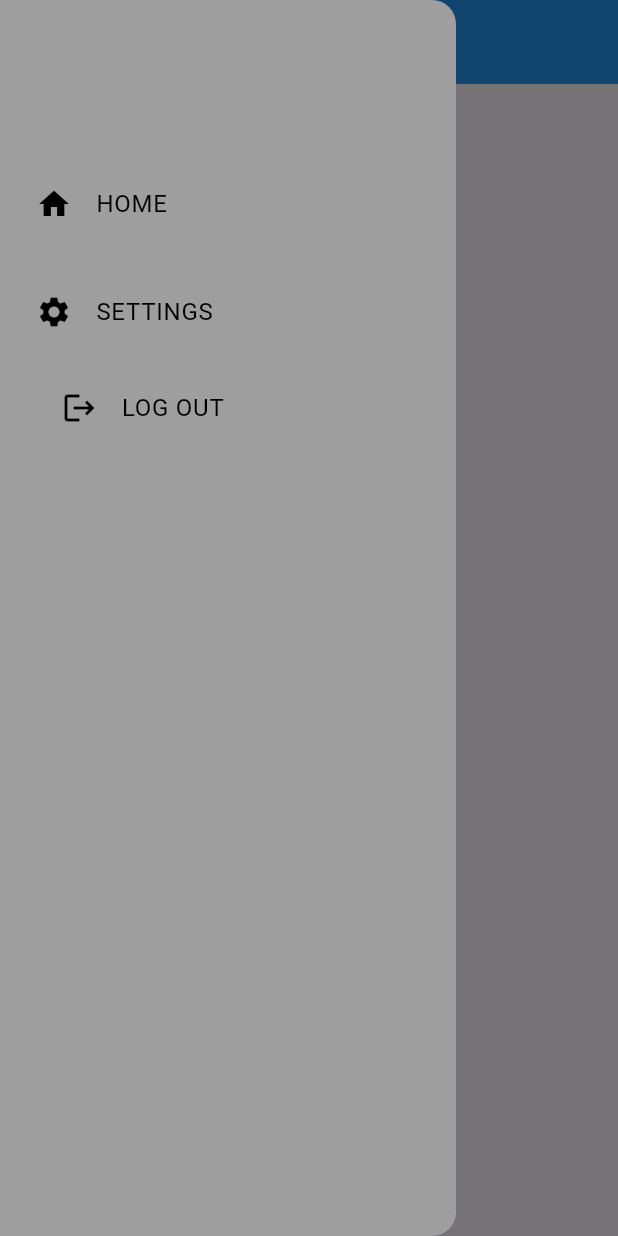
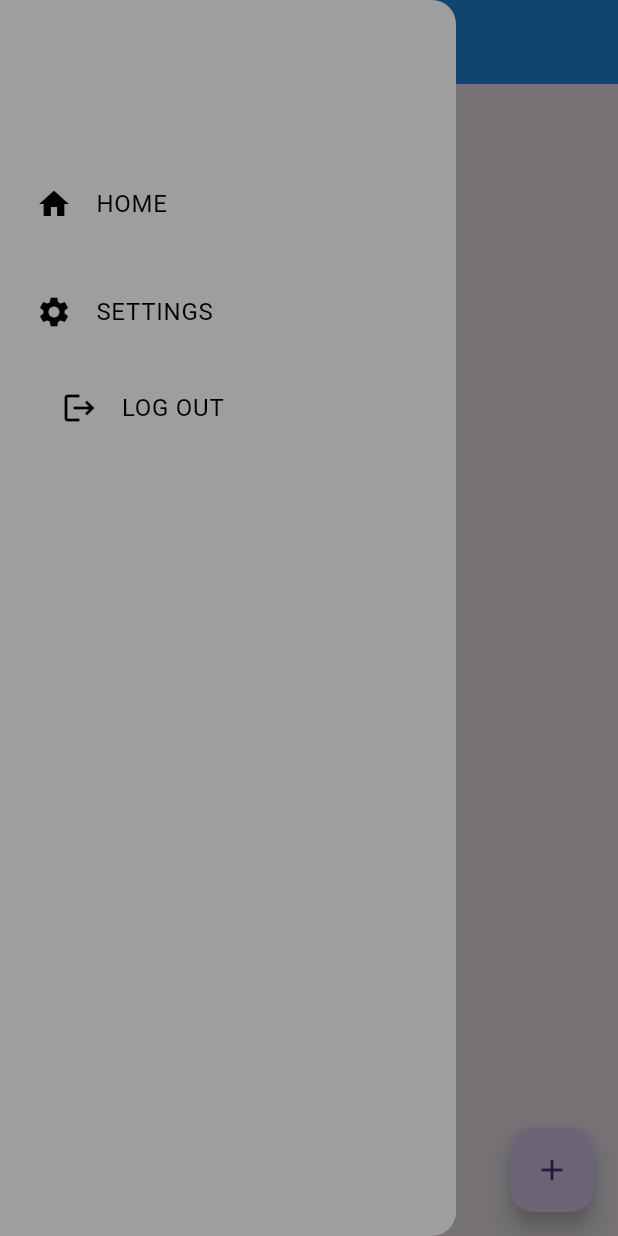
Before and after one commit to Diyorxoja2004/CRUD-change, a Flutter app: the screen it shows once a user with an empty profile is signed in, with the side drawer open, on a phone screen of 412 x 824 dp. Run offline on Flutter 3.47's test engine with Material 3 defaults, Android fonts, the phone set to English and light mode, and no system bars; our stand-ins replace cloud_firestore, firebase_auth, firebase_core; accounts and stored records are empty.

Commit message:
ready
go

```diff
--- /dev/null
+++ b/lib/auth/firestore.dart
@@ -0,0 +1,35 @@
+import 'package:cloud_firestore/cloud_firestore.dart';
+class FirestoreService{
+
+  //get collection of note
+  final CollectionReference notes =
+  FirebaseFirestore.instance.collection('notes');
+  //CREATE
+  Future<void> addnote(String note){
+    return notes.add({
+      'notes': note,
+      'timestamp': Timestamp.now(),
+      }
+    );
+  }
+
+  //READ
+  Stream<QuerySnapshot> getNoteStream(){
+    final notesStream =
+    notes.orderBy("timestamp",descending: true).snapshots();
+    return notesStream;
+  }
+
+  //UPDATE
+   Future<void> updateNote(String docID, String newNote){
+    return notes.doc(docID).update({
+      "notes": newNote,
+      "timestamp" :Timestamp.now(),
+    });
+   }
+
+  //DELETE
+    Future<void> deleteNote(String docID){
+    return notes.doc(docID).delete();
+   }
+}
--- a/lib/pages/home_page.dart
+++ b/lib/pages/home_page.dart
@@ -1,5 +1,7 @@
+import 'package:cloud_firestore/cloud_firestore.dart';
 import 'package:firebase_auth/firebase_auth.dart';
 import 'package:flutter/material.dart';
+import 'package:test1/auth/firestore.dart';
 import 'package:test1/components/drawer.dart';
 
 
@@ -13,34 +15,126 @@ class HomePage extends StatefulWidget {
 class _HomePageState extends State<HomePage> {
   final user =  FirebaseAuth.instance.currentUser!;
 
-  // List<String> DOCID = [];
+  @override
+  Widget build(BuildContext context) {
+    return const Scaffold(
+      body: Main()
+    );
+  }
+}
 
-  // Future getID()async{
-  //   await FirebaseFirestore.instance
-  //   .collection("users")
-  //   .orderBy("age",descending: true)
-  //   .get()
-  //   .then((snapshot) => snapshot.docs.forEach((document) {
-  //     DOCID.add(document.reference.id);
-  //   }));
-  // }
 
+
+
+
+
+class Main extends StatefulWidget {
+
+  const Main({super.key});
+
+  @override
+  State<Main> createState() => _MainState();
+}
+
+class _MainState extends State<Main> {
+
+
+  final TextEditingController _textcontroller = TextEditingController();
+  final FirestoreService _firestoreService =FirestoreService();
+
+  void openBoxNotes({String? docID}){
+    showDialog(context: context, builder: (context)=> AlertDialog(
+      content: TextField(
+        controller: _textcontroller,
+      ),
+      actions: [
+        ElevatedButton(
+          onPressed: (){
+            //add new number
+           if(docID == null){
+             _firestoreService.addnote(_textcontroller.text);
+           }
+           else{
+            _firestoreService.updateNote(docID, _textcontroller.text);
+           }
+            //clear all
+            _textcontroller.clear();
+            //back to page
+            Navigator.pop(context);
+          },
+          child:const Text("Add"),
+
+        )
+      ],
+    ));
+  }
   @override
   Widget build(BuildContext context) {
     return Scaffold(
-      drawer:  const MYDRAW(),
+         drawer:  const MYDRAW(),
       appBar: AppBar(
-        centerTitle: true,
         backgroundColor: Colors.blue,
-        title: const Text("HOME",style: TextStyle(fontSize: 16,color: Colors.white),),
+        title:const Text("Notes",style: TextStyle(color: Colors.white),),
+        centerTitle: true,),
+      floatingActionButton: FloatingActionButton(
+        onPressed:openBoxNotes,
+        child:const Icon(Icons.add),
       ),
-      body: const Center(
-        child: Column(
-          mainAxisAlignment: MainAxisAlignment.center,
-          children: [
-           Text("Go to the Settings Page"),
-          ],
-        ),
+      body: StreamBuilder<QuerySnapshot>(
+        stream: _firestoreService.getNoteStream(),
+        builder: (context,snapshot){
+          if(snapshot.hasData){
+           List noteslist = snapshot.data!.docs;
+
+            //display as list
+            return ListView.builder(
+              itemCount: noteslist.length,
+              itemBuilder: (context,index){
+
+                //get each doc
+                DocumentSnapshot document = noteslist[index];
+                String docID = document.id;
+
+                Map<String,dynamic> data = document.data()
+                as Map<String ,dynamic>;
+                String? noteText = data["notes"] ;
+
+                //display as list
+                return Padding(
+                  padding: const EdgeInsets.all(8),
+                  child: Container(
+                    color: Colors.grey.shade200,
+                    child: ListTile(
+                      title: Text(noteText!,style: const TextStyle(color: Colors.black,fontSize: 20),),
+                      trailing: Row(
+                        mainAxisSize: MainAxisSize.min,
+                        children: [
+                          //update
+                          IconButton(
+                        onPressed: ()=>openBoxNotes(docID : docID),
+                        icon: const Icon(Icons.settings),
+                      ),
+                      //delete
+                      IconButton(
+                        onPressed: ()=>_firestoreService.deleteNote(docID),
+                        icon: const Icon(Icons.delete),
+                      ),
+                        ],
+                      )
+                    ),
+                  ),
+                );
+              },
+            );
+          }
+          else if (snapshot.hasError) {
+          return Text("Error: ${snapshot.error}");
+              }
+          else{
+            return const Text("No notes...");
+          }
+        },
+
       ),
     );
   }
```
Also changed, not shown: lib/pages/settings.dart (+4 -79 lines).
